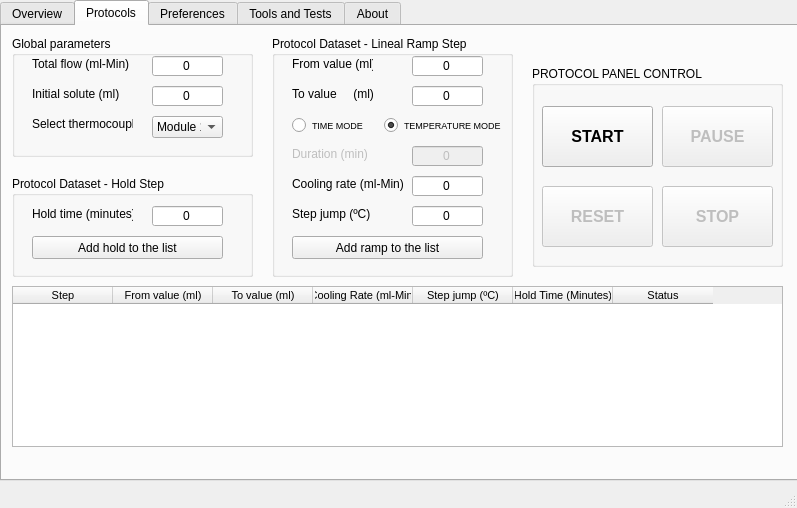
Qt form 3.Software/forms/interfaz.ui (alelucrod/Perfusion) before a commit.
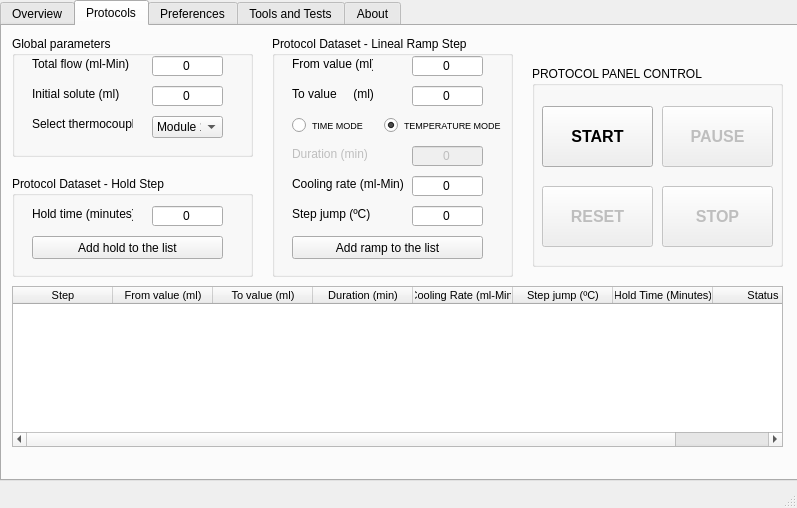
The same form after that commit. Icons and pictures are not drawn.

Commit message: [MOD] Agregada columna duration

```diff
--- a/3.Software/forms/interfaz.ui
+++ b/3.Software/forms/interfaz.ui
@@ -1117,6 +1117,11 @@
         <string>To value (ml)</string>
        </property>
       </column>
+      <column>
+       <property name="text">
+        <string>Duration (min)</string>
+       </property>
+      </column>
       <column>
        <property name="text">
         <string>Cooling Rate (ml-Min)</string>
```
